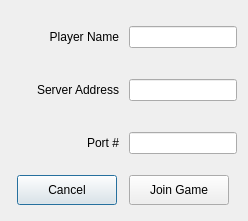
Qt form src/gui/joinserverwindow.ui (JRandomHacker/CS429-Avalon) before a commit.
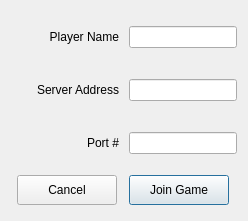
The same form after that commit.

What changed in the file:
```diff
--- a/src/gui/joinserverwindow.ui
+++ b/src/gui/joinserverwindow.ui
@@ -169,6 +169,9 @@
        <property name="text">
         <string>Join Game</string>
        </property>
+       <property name="default">
+        <bool>true</bool>
+       </property>
       </widget>
      </item>
     </layout>
```
